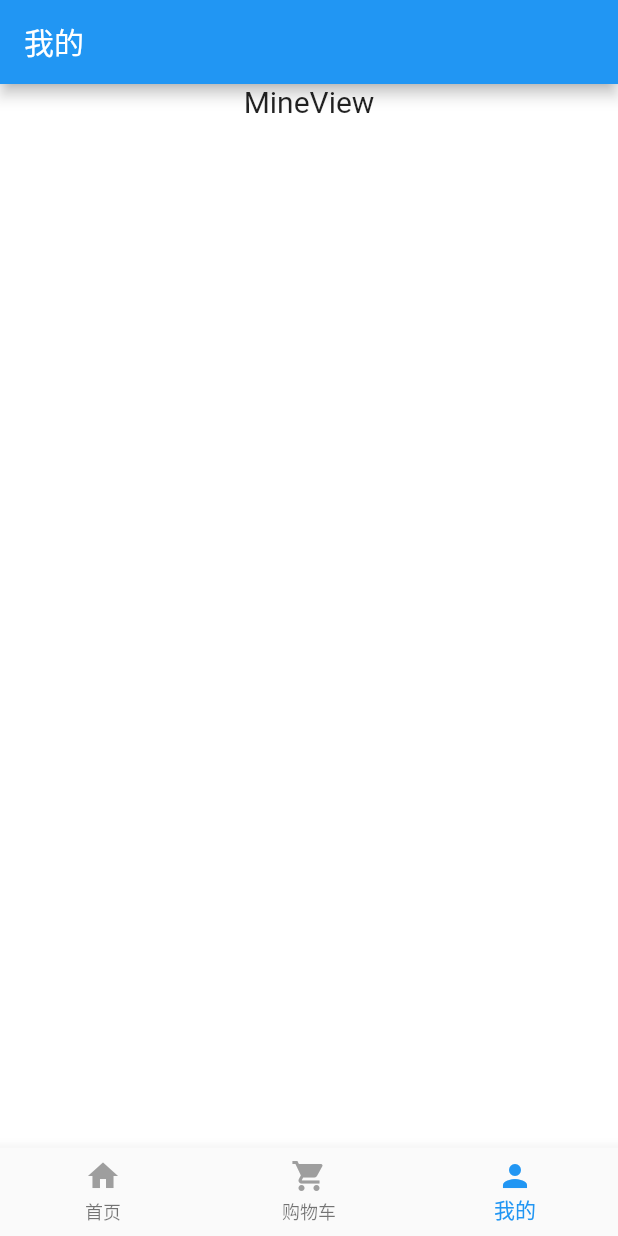
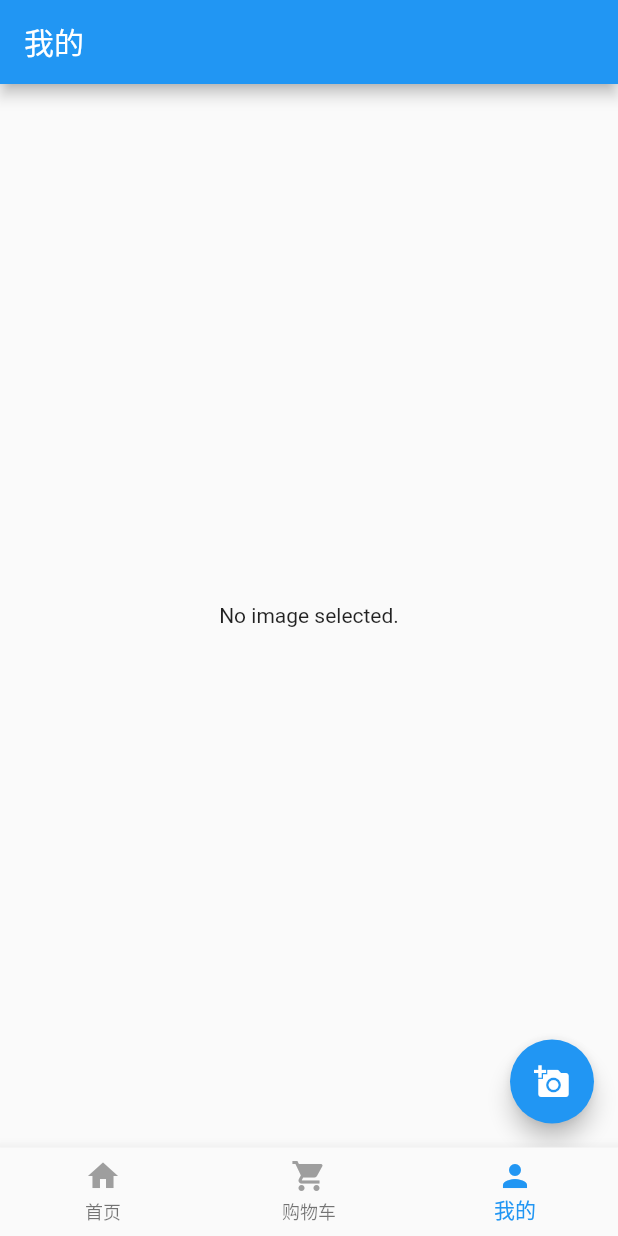
Before and after one commit to hewei123456/flutter, a Flutter app: the screen it shows after launch, item 3 of the bottom bar chosen, on a phone screen of 412 x 824 dp. Run offline on Flutter 3.47's test engine with Material 2 defaults, Android fonts, the phone set to English and light mode, and no system bars; our stand-ins replace image_picker.

Commit message:
修改布局

```diff
--- a/lib/main.dart
+++ b/lib/main.dart
@@ -1,7 +1,6 @@
 import 'package:flutter/material.dart';
 import 'package:flutter_app/views/Index/index.dart';
 import 'package:flutter_app/views/Detail/index.dart';
-import 'package:flutter_app/views/Image/index.dart';
 
 class MainView extends StatelessWidget {
   @override
@@ -10,7 +9,7 @@ class MainView extends StatelessWidget {
       title: 'main',
       home: new IndexView(),
       routes: {
-        'detail': (BuildContext context) => ImageView(),
+        'detail': (BuildContext context) => DetailView(),
       },
     );
   }
--- a/lib/views/Index/home.dart
+++ b/lib/views/Index/home.dart
@@ -8,7 +8,7 @@ class HomeView extends StatefulWidget {
   _StatefulGroup createState() => _StatefulGroup();
 }
 
-class _StatefulGroup extends State<HomeView> with WidgetsBindingObserver {
+class _StatefulGroup extends State<HomeView> {
 
   @override
   void initState() {
@@ -20,12 +20,7 @@ class _StatefulGroup extends State<HomeView> with WidgetsBindingObserver {
   @override
   Widget build(BuildContext context) {
     // TODO: implement build
-    return MaterialApp(
-      title: 'home',
-      theme: ThemeData(
-          primarySwatch: Colors.blue
-      ),
-      home: Scaffold(
+    return Scaffold(
       appBar: AppBar(
         title: Text(
             '首页'
@@ -55,7 +50,6 @@ class _StatefulGroup extends State<HomeView> with WidgetsBindingObserver {
           ],
         ),
       ),
-      ),
     );
   }
 }
--- a/lib/views/Index/index.dart
+++ b/lib/views/Index/index.dart
@@ -58,10 +58,7 @@ class _StatefulGroup extends State<IndexView> {
   @override
   Widget build(BuildContext context) {
     // TODO: implement build
-
-    return MaterialApp(
-      title: 'index',
-      home: Scaffold(
+    return Scaffold(
         bottomNavigationBar: _renderBottomNavigationBar(),
         body: MaterialApp(
           theme: ThemeData(
@@ -69,7 +66,6 @@ class _StatefulGroup extends State<IndexView> {
           ),
           home: _renderCurrentView(),
         )
-      ),
     );
   }
 }
--- a/lib/views/Index/mine.dart
+++ b/lib/views/Index/mine.dart
@@ -1,45 +1,38 @@
+import 'dart:io';
 import 'package:flutter/material.dart';
+import 'package:image_picker/image_picker.dart';
 
 class MineView extends StatefulWidget {
+  @override
   _StatefulGroup createState() => _StatefulGroup();
 }
 
 class _StatefulGroup extends State<MineView> {
-  @override
-  void initState() {
-    // TODO: implement initState
-    super.initState();
-    print('mine');
+  File _image;
+
+  Future getImage() async {
+    var image = await ImagePicker.pickImage(source: ImageSource.gallery);
+
+    setState(() {
+      _image = image;
+    });
   }
 
   @override
   Widget build(BuildContext context) {
-    // TODO: implement build
-    return MaterialApp(
-      title: 'mine',
-      theme: ThemeData(
-          primarySwatch: Colors.blue
+    return Scaffold(
+      appBar: AppBar(
+        title: Text('我的'),
       ),
-      home: Scaffold(
-        appBar: AppBar(
-          title: Text(
-              '我的'
-          ),
-        ),
-        body: Container(
-          decoration: BoxDecoration(
-            color: Colors.white,
-          ),
-          alignment: Alignment.center,
-          child: Column(
-            children: <Widget>[
-              Text(
-                'MineView',
-                style: TextStyle(fontSize: 20),
-              )
-            ],
-          ),
-        ),
+      body: Center(
+        child: _image == null
+            ? Text('No image selected.')
+            : Image.file(_image),
+      ),
+      floatingActionButton: FloatingActionButton(
+        onPressed: getImage,
+        tooltip: 'Pick Image',
+        child: Icon(Icons.add_a_photo),
       ),
     );
   }
```
Also changed, not shown: lib/views/Detail/index.dart (+1 -14 lines), lib/views/Image/index.dart (deleted, +0 -39 lines), lib/views/Index/cart.dart (+1 -7 lines). Lines whose indentation alone changed are shown as unchanged.
